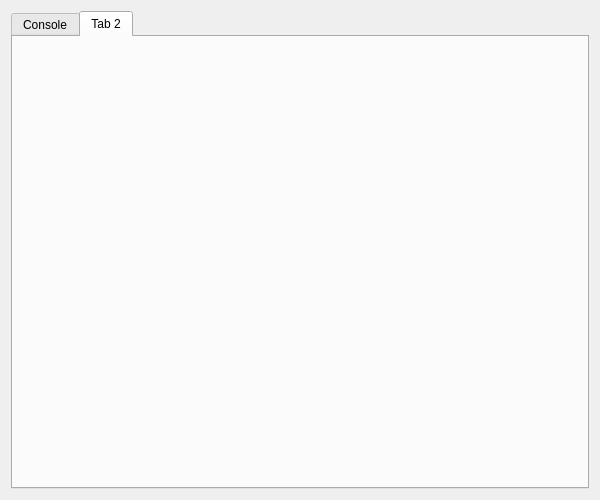
This is src/main.ui in Portal-2-Multiplayer-Mod/P2MM-Entanglement as Qt 5 draws it before an edit. The edited form follows.
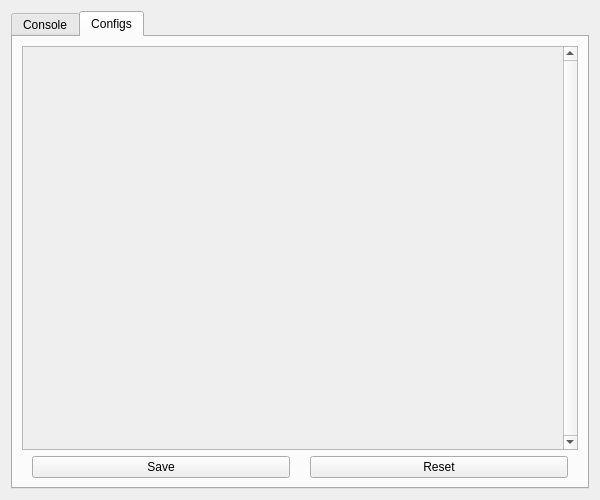
This is the edited form. The open tabs and pages were chosen to show the change.

Commit message: simple dynamic configs tab

What changed in the file:
```diff
--- a/src/main.ui
+++ b/src/main.ui
@@ -72,9 +72,71 @@
      </widget>
      <widget class="QWidget" name="tab_2">
       <attribute name="title">
-       <string>Tab 2</string>
+       <string>Configs</string>
       </attribute>
-      <layout class="QVBoxLayout" name="verticalLayout_3"/>
+      <layout class="QVBoxLayout" name="verticalLayout_3">
+       <item>
+        <layout class="QVBoxLayout" name="configTabVerticalLayout">
+         <property name="topMargin">
+          <number>0</number>
+         </property>
+         <item>
+          <widget class="QScrollArea" name="configArea">
+           <property name="verticalScrollBarPolicy">
+            <enum>Qt::ScrollBarAlwaysOn</enum>
+           </property>
+           <property name="widgetResizable">
+            <bool>true</bool>
+           </property>
+           <widget class="QWidget" name="configScrollAreaWidget">
+            <property name="geometry">
+             <rect>
+              <x>0</x>
+              <y>0</y>
+              <width>537</width>
+              <height>18</height>
+             </rect>
+            </property>
+            <property name="sizePolicy">
+             <sizepolicy hsizetype="Preferred" vsizetype="Fixed">
+              <horstretch>0</horstretch>
+              <verstretch>0</verstretch>
+             </sizepolicy>
+            </property>
+            <layout class="QVBoxLayout" name="verticalLayout_5"/>
+           </widget>
+          </widget>
+         </item>
+         <item>
+          <layout class="QHBoxLayout" name="ConfigTabActionsLayout">
+           <property name="spacing">
+            <number>20</number>
+           </property>
+           <property name="leftMargin">
+            <number>10</number>
+           </property>
+           <property name="rightMargin">
+            <number>10</number>
+           </property>
+           <item>
+            <widget class="QPushButton" name="SaveButton">
+             <property name="text">
+              <string>Save</string>
+             </property>
+            </widget>
+           </item>
+           <item>
+            <widget class="QPushButton" name="ResetButton">
+             <property name="text">
+              <string>Reset</string>
+             </property>
+            </widget>
+           </item>
+          </layout>
+         </item>
+        </layout>
+       </item>
+      </layout>
      </widget>
     </widget>
    </item>
```
Left out of the diff: 4 changed lines with no effect on the pictures. The commit also changes 4 other files.
